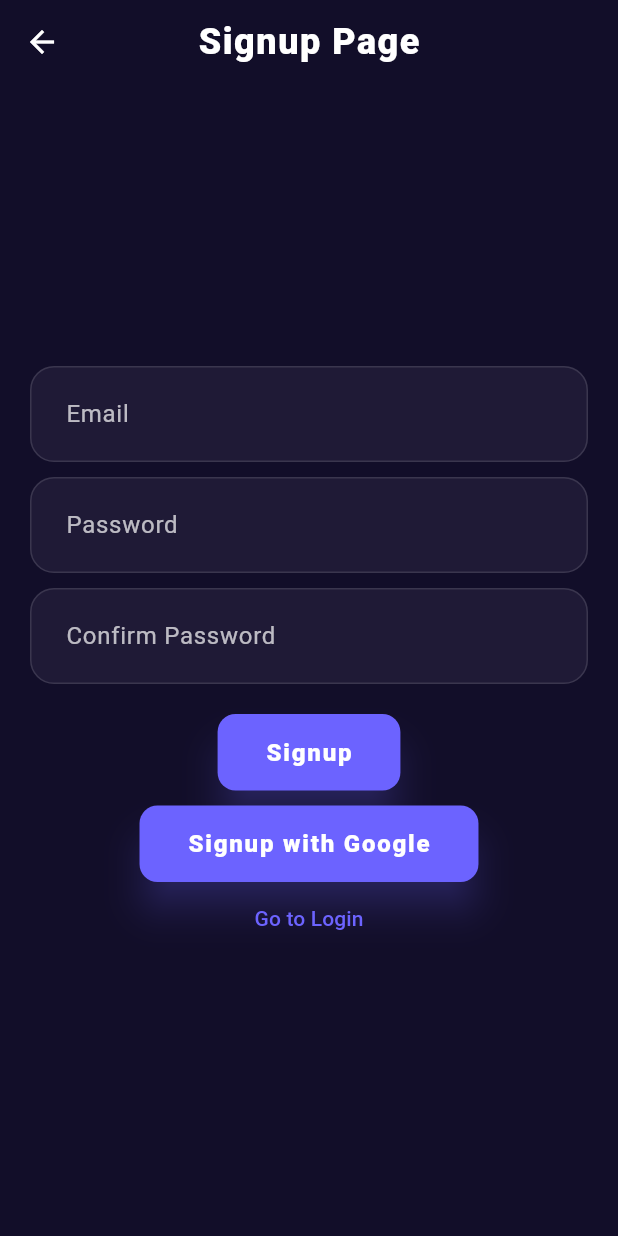
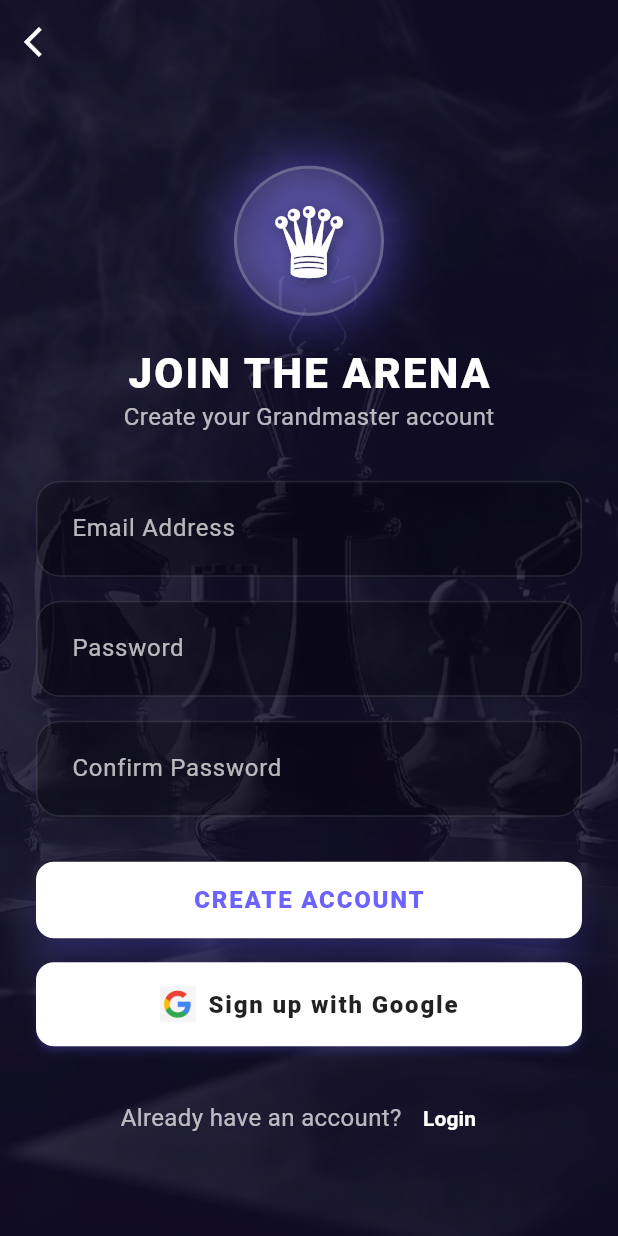
Before and after one commit to mAliz007/chess_project_flutter, a Flutter app: the SignupPage screen opened by its route, on a phone screen of 412 x 824 dp. Run offline on Flutter 3.47's test engine with Material 3 defaults, Android fonts, the light colour scheme and no system bars; our stand-ins replace firebase_auth, firebase_core, firebase_database, google_sign_in; missing offline and left inert: chess, flutter_chess_board; accounts and stored records are empty; network calls fail.

Commit message:
//signup styled and fixed

```diff
--- a/lib/screens/signup_page.dart
+++ b/lib/screens/signup_page.dart
@@ -1,7 +1,8 @@
-// File: lib/screens/signup_page.dart
+// Location: lib/screens/signup_page.dart
+
 import 'package:flutter/material.dart';
 import 'package:firebase_auth/firebase_auth.dart';
-import 'package:google_sign_in/google_sign_in.dart';
+import '../controllers/auth_controller.dart';
 
 class SignupPage extends StatefulWidget {
   @override
@@ -9,119 +10,200 @@ class SignupPage extends StatefulWidget {
 }
 
 class _SignupPageState extends State<SignupPage> {
-  final FirebaseAuth _auth = FirebaseAuth.instance;
+  final AuthController _authController = AuthController();
+
   final TextEditingController _emailController = TextEditingController();
   final TextEditingController _passwordController = TextEditingController();
   final TextEditingController _confirmController = TextEditingController();
+
   bool _loading = false;
 
-  void _showMessage(String msg) {
-    ScaffoldMessenger.of(context).showSnackBar(SnackBar(content: Text(msg)));
-    print("DEBUG: $msg");
+  void _showMessage(String msg, {bool isError = false}) {
+    ScaffoldMessenger.of(context).showSnackBar(
+      SnackBar(
+        content: Text(msg),
+        backgroundColor: isError ? Colors.redAccent : Colors.greenAccent,
+      ),
+    );
   }
 
-  // Email/Password signup
-  Future<void> _signup() async {
+  // --- FIXED SIGNUP FUNCTION ---
+  Future<void> _handleSignup() async {
     if (_passwordController.text != _confirmController.text) {
-      _showMessage("Passwords do not match");
-      return;
-    }
-    setState(() => _loading = true);
-    try {
-      UserCredential userCredential = await _auth
-          .createUserWithEmailAndPassword(
-            email: _emailController.text.trim(),
-            password: _passwordController.text.trim(),
-          );
-      _showMessage("Signup successful: ${userCredential.user?.email}");
-      Navigator.pushReplacementNamed(context, '/home');
-    } on FirebaseAuthException catch (e) {
-      _showMessage("Signup failed: ${e.message}");
-    } catch (e) {
-      _showMessage("Signup failed: $e");
-    }
-    setState(() => _loading = false);
-  }
-
-  // Google Sign-In
-  Future<void> _googleSignIn() async {
-    setState(() => _loading = true);
-    try {
-      final GoogleSignInAccount? googleUser = await GoogleSignIn().signIn();
-      if (googleUser == null) {
-        _showMessage("Google Sign-In canceled");
-        setState(() => _loading = false);
+      _showMessage("Passwords do not match", isError: true);
       return;
     }
 
-      final GoogleSignInAuthentication googleAuth =
-          await googleUser.authentication;
-
-      final credential = GoogleAuthProvider.credential(
-        accessToken: googleAuth.accessToken,
-        idToken: googleAuth.idToken,
+    setState(() => _loading = true);
+    try {
+      await _authController.signUpWithEmail(
+        _emailController.text,
+        _passwordController.text,
       );
 
-      UserCredential userCredential = await _auth.signInWithCredential(
-        credential,
-      );
+      // Force navigation to Home upon success
+      if (mounted) {
+        Navigator.of(context).pushNamedAndRemoveUntil('/home', (route) => false);
+      }
 
-      _showMessage(
-        "Google Sign-Up successful: ${userCredential.user?.displayName}",
-      );
-      Navigator.pushReplacementNamed(context, '/home');
     } on FirebaseAuthException catch (e) {
-      _showMessage("Google Sign-Up failed: ${e.message}");
+      _showMessage(e.message ?? "Signup failed", isError: true);
+      if (mounted) setState(() => _loading = false);
     } catch (e) {
-      _showMessage("Google Sign-Up failed: $e");
+      _showMessage("An unexpected error occurred", isError: true);
+      if (mounted) setState(() => _loading = false);
     }
-    setState(() => _loading = false);
+  }
+
+  // --- FIXED GOOGLE SIGNUP FUNCTION ---
+  Future<void> _handleGoogleSignup() async {
+    setState(() => _loading = true);
+    try {
+      await _authController.signInWithGoogle();
+
+      // Force navigation to Home upon success
+      if (mounted) {
+        Navigator.of(context).pushNamedAndRemoveUntil('/home', (route) => false);
+      }
+
+    } catch (e) {
+      _showMessage("Google Sign-In failed", isError: true);
+      if (mounted) setState(() => _loading = false);
+    }
   }
 
   @override
   Widget build(BuildContext context) {
-    return Scaffold(
-      appBar: AppBar(title: Text('Signup Page')),
+    final primaryColor = Theme.of(context).primaryColor;
+
+    return Stack(
+      children: [
+        // 1. BACKGROUND IMAGE
+        Positioned.fill(
+          child: Image.asset(
+            'assets/images/chess_bg.jpg',
+            fit: BoxFit.cover,
+          ),
+        ),
+
+        // 2. PURPLE OVERLAY
+        Positioned.fill(
+          child: Container(
+            color: Color(0xFF120E29).withOpacity(0.85),
+          ),
+        ),
+
+        // 3. THE FORM
+        Scaffold(
+          backgroundColor: Colors.transparent,
+          appBar: AppBar(
+            leading: IconButton(
+              icon: Icon(Icons.arrow_back_ios, color: Colors.white),
+              onPressed: () => Navigator.pushReplacementNamed(context, '/login'),
+            ),
+            backgroundColor: Colors.transparent,
+          ),
           body: Center(
             child: SingleChildScrollView(
-          padding: EdgeInsets.all(20),
+              padding: EdgeInsets.symmetric(horizontal: 24, vertical: 10),
               child: Column(
+                mainAxisAlignment: MainAxisAlignment.center,
                 children: [
-              TextField(
-                controller: _emailController,
-                decoration: InputDecoration(labelText: 'Email'),
+
+                  // QUEEN LOGO
+                  Container(
+                    height: 100,
+                    width: 100,
+                    decoration: BoxDecoration(
+                      color: Colors.white.withOpacity(0.1),
+                      shape: BoxShape.circle,
+                      border: Border.all(color: Colors.white.withOpacity(0.2), width: 2),
+                      boxShadow: [
+                        BoxShadow(
+                          color: primaryColor.withOpacity(0.5),
+                          blurRadius: 30,
+                          spreadRadius: 5,
+                        )
+                      ],
                     ),
-              SizedBox(height: 10),
-              TextField(
-                controller: _passwordController,
-                decoration: InputDecoration(labelText: 'Password'),
-                obscureText: true,
+                    child: Center(
+                      child: Text(
+                        "♛",
+                        style: TextStyle(
+                          fontSize: 60,
+                          color: Colors.white,
+                          shadows: [
+                            Shadow(blurRadius: 10.0, color: Colors.black45, offset: Offset(2.0, 2.0)),
+                          ],
                         ),
-              SizedBox(height: 10),
-              TextField(
-                controller: _confirmController,
-                decoration: InputDecoration(labelText: 'Confirm Password'),
-                obscureText: true,
                       ),
+                    ),
+                  ),
+
                   SizedBox(height: 20),
+
+                  Text(
+                    "JOIN THE ARENA",
+                    style: Theme.of(context).textTheme.headlineMedium?.copyWith(fontSize: 28),
+                  ),
+                  Text(
+                    "Create your Grandmaster account",
+                    style: Theme.of(context).textTheme.bodyMedium?.copyWith(color: Colors.white70),
+                  ),
+                  SizedBox(height: 30),
+
+                  // INPUTS
+                  _buildTextField("Email Address", _emailController, false),
+                  SizedBox(height: 16),
+                  _buildTextField("Password", _passwordController, true),
+                  SizedBox(height: 16),
+                  _buildTextField("Confirm Password", _confirmController, true),
+
+                  SizedBox(height: 30),
+
+                  // BUTTONS
                   _loading
-                  ? CircularProgressIndicator()
+                      ? CircularProgressIndicator(color: Colors.white)
                       : Column(
+                          crossAxisAlignment: CrossAxisAlignment.stretch,
                           children: [
                             ElevatedButton(
-                          onPressed: _signup,
-                          child: Text('Signup'),
+                              onPressed: _handleSignup,
+                              style: ElevatedButton.styleFrom(
+                                backgroundColor: Colors.white,
+                                foregroundColor: primaryColor,
                               ),
-                        SizedBox(height: 10),
-                        ElevatedButton(
-                          onPressed: _googleSignIn,
-                          child: Text('Signup with Google'),
+                              child: Text("CREATE ACCOUNT"),
                             ),
+                            SizedBox(height: 16),
+
+                            ElevatedButton.icon(
+                              onPressed: _handleGoogleSignup,
+                              icon: Image.asset(
+                                'assets/images/google_logo.jpg',
+                                height: 24,
+                              ),
+                              label: Text("Sign up with Google"),
+                              style: ElevatedButton.styleFrom(
+                                backgroundColor: Colors.white,
+                                foregroundColor: Colors.black87,
+                                elevation: 2,
+                              ),
+                            ),
+                            SizedBox(height: 24),
+
+                            Row(
+                              mainAxisAlignment: MainAxisAlignment.center,
+                              children: [
+                                Text("Already have an account?", style: TextStyle(color: Colors.white70)),
                                 TextButton(
-                          onPressed: () {
-                            Navigator.pushReplacementNamed(context, '/');
-                          },
-                          child: Text('Go to Login'),
+                                  onPressed: () => Navigator.pushReplacementNamed(context, '/login'),
+                                  child: Text(
+                                    "Login",
+                                    style: TextStyle(color: Colors.white, fontWeight: FontWeight.bold)
+                                  ),
+                                ),
+                              ],
                             ),
                           ],
                         ),
@@ -129,6 +211,26 @@ class _SignupPageState extends State<SignupPage> {
               ),
             ),
           ),
+        ),
+      ],
+    );
+  }
+
+  Widget _buildTextField(String label, TextEditingController controller, bool isObscure) {
+    return TextField(
+      controller: controller,
+      obscureText: isObscure,
+      style: TextStyle(color: Colors.white),
+      decoration: InputDecoration(
+        labelText: label,
+        labelStyle: TextStyle(color: Colors.white70),
+        fillColor: Colors.black.withOpacity(0.3),
+        filled: true,
+        border: OutlineInputBorder(
+          borderRadius: BorderRadius.circular(30),
+          borderSide: BorderSide.none,
+        ),
+      ),
     );
   }
 }
```
Also changed, not shown: lib/controllers/auth_controller.dart (+14 -9 lines), lib/screens/login_page.dart (+24 -17 lines). Lines whose indentation alone changed are shown as unchanged.
